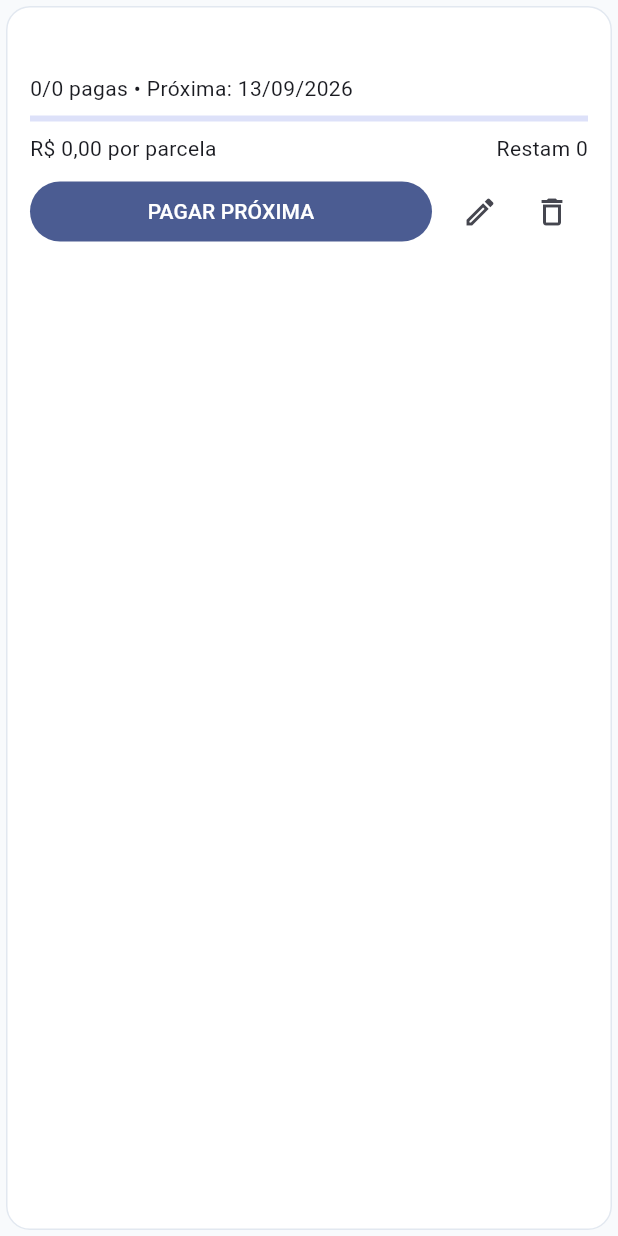
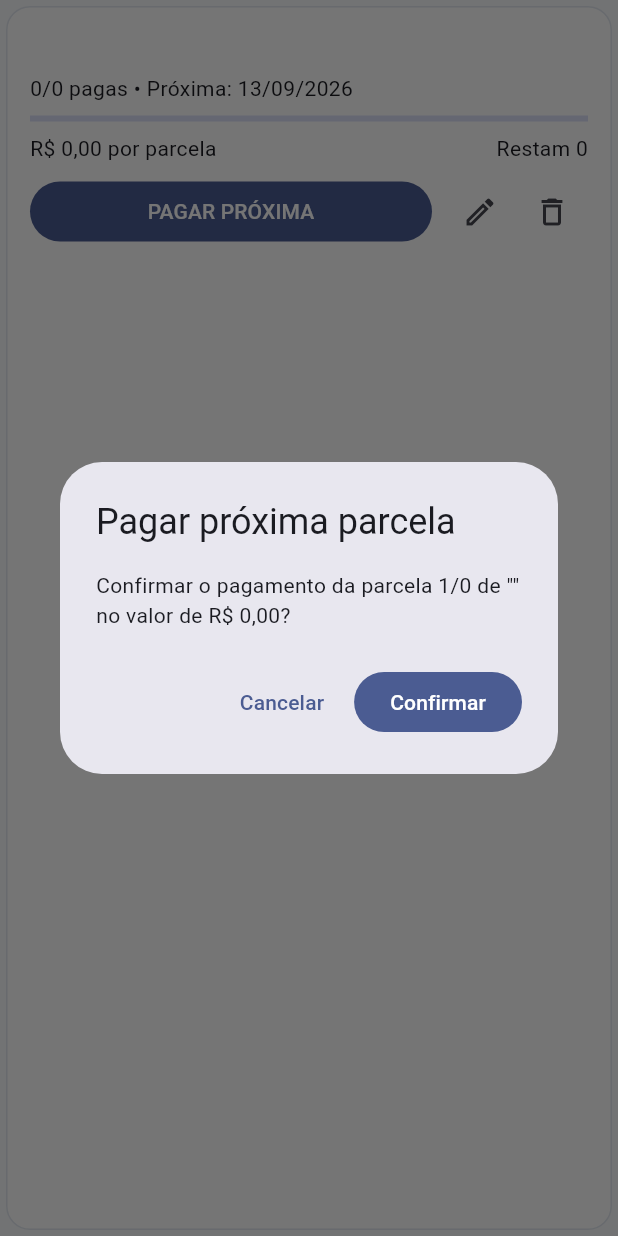
Before and after one commit to xarleta/Xarleta-Finan-as, a Flutter app: the _Tile widget shown alone on an empty page, opened directly with empty values, after a tap on "PAGAR PRÓXIMA", on a phone screen of 412 x 824 dp. Run offline on Flutter 3.47's test engine with Material 3 defaults, Android fonts, the phone set to English and light mode, and no system bars; our stand-ins replace csv, file_picker, fl_chart, flutter_local_notifications, flutter_timezone, local_auth and 5 more; accounts and stored records are empty.

Commit message:
fix(pagamentos): valida estado no banco antes de pagar e evita duplicidade
markPaid e payNext agora releem o registro dentro da transacao e abortam se a conta/parcelamento ja estiver pago ou finalizado, impedindo pagamentos duplicados mesmo em chamadas simultaneas (a flag de UI deixa de ser a unica protecao). Ambos retornam bool indicando se o pagamento foi efetivado. O botao PAGAR PROXIMA ganha dialogo de confirmacao e bloqueio contra clique multiplo com indicador de progresso.

```diff
--- a/lib/features/installments/installments_page.dart
+++ b/lib/features/installments/installments_page.dart
@@ -109,7 +109,7 @@ class _LoadError extends StatelessWidget {
       );
 }
 
-class _Tile extends StatelessWidget {
+class _Tile extends StatefulWidget {
   final Installment item;
   final Future<void> Function() onChanged;
 
@@ -117,6 +117,59 @@ class _Tile extends StatelessWidget {
     required this.item,
     required this.onChanged,
   });
+
+  @override
+  State<_Tile> createState() => _TileState();
+}
+
+class _TileState extends State<_Tile> {
+  bool _paying = false;
+
+  Installment get item => widget.item;
+
+  Future<void> _payNext(BuildContext context) async {
+    final messenger = ScaffoldMessenger.of(context);
+    final confirmed = await showDialog<bool>(
+      context: context,
+      builder: (dialogContext) => AlertDialog(
+        title: const Text('Pagar próxima parcela'),
+        content: Text(
+          'Confirmar o pagamento da parcela '
+          '${item.paidInstallments + 1}/${item.totalInstallments} de '
+          '"${item.name}" no valor de ${money(item.installmentAmount)}?',
+        ),
+        actions: [
+          TextButton(
+            onPressed: () => Navigator.pop(dialogContext, false),
+            child: const Text('Cancelar'),
+          ),
+          FilledButton(
+            onPressed: () => Navigator.pop(dialogContext, true),
+            child: const Text('Confirmar'),
+          ),
+        ],
+      ),
+    );
+
+    if (confirmed != true || !mounted) return;
+
+    setState(() => _paying = true);
+    try {
+      final paid = await InstallmentRepository.instance.payNext(item);
+      await widget.onChanged();
+      messenger.showSnackBar(
+        SnackBar(
+          content: Text(
+            paid
+                ? 'Parcela registrada.'
+                : 'Este parcelamento já foi finalizado.',
+          ),
+        ),
+      );
+    } finally {
+      if (mounted) setState(() => _paying = false);
+    }
+  }
 
   @override
   Widget build(BuildContext context) {
@@ -176,15 +229,20 @@ class _Tile extends StatelessWidget {
               children: [
                 Expanded(
                   child: FilledButton(
-                    onPressed: () async {
-                      await InstallmentRepository.instance
-                          .payNext(item);
-
-                      await onChanged();
-                    },
-                    child: const Text(
-                      'PAGAR PRÓXIMA',
-                    ),
+                    onPressed: _paying
+                        ? null
+                        : () => _payNext(context),
+                    child: _paying
+                        ? const SizedBox(
+                            height: 18,
+                            width: 18,
+                            child: CircularProgressIndicator(
+                              strokeWidth: 2,
+                            ),
+                          )
+                        : const Text(
+                            'PAGAR PRÓXIMA',
+                          ),
                   ),
                 ),
 
@@ -204,7 +262,7 @@ class _Tile extends StatelessWidget {
                     );
 
                     if (x == true) {
-                      await onChanged();
+                      await widget.onChanged();
                     }
                   },
                   icon: const Icon(
@@ -241,7 +299,7 @@ class _Tile extends StatelessWidget {
                     await InstallmentRepository.instance
                         .delete(item.id!);
 
-                    await onChanged();
+                    await widget.onChanged();
                   },
                   icon: const Icon(
                     Icons.delete_outline,
```
Also changed, not shown: lib/features/bills/bills_page.dart (+8 -2 lines), lib/features/bills/data/bill_repository.dart (+28 -2 lines), lib/features/installments/data/installment_repository.dart (+48 -7 lines).
